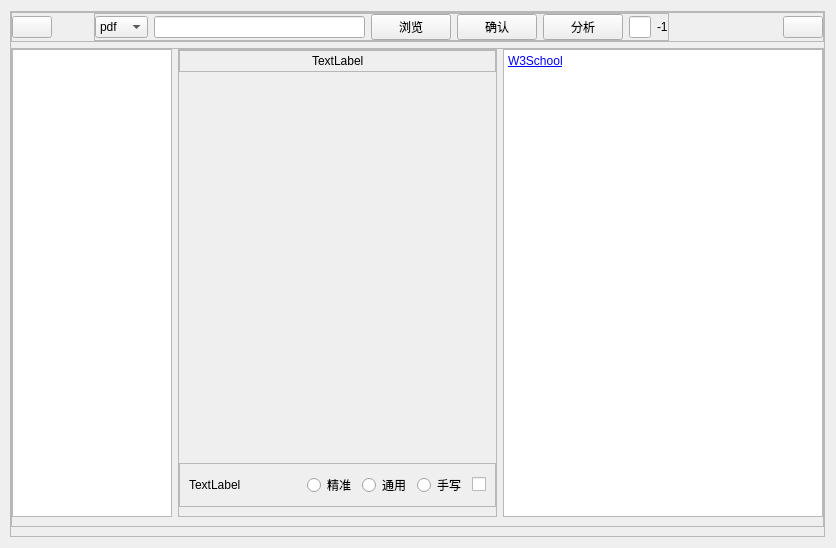
Qt form ui/pdfuinew.ui (fffoobibi/pyqt_ocr) before a commit.
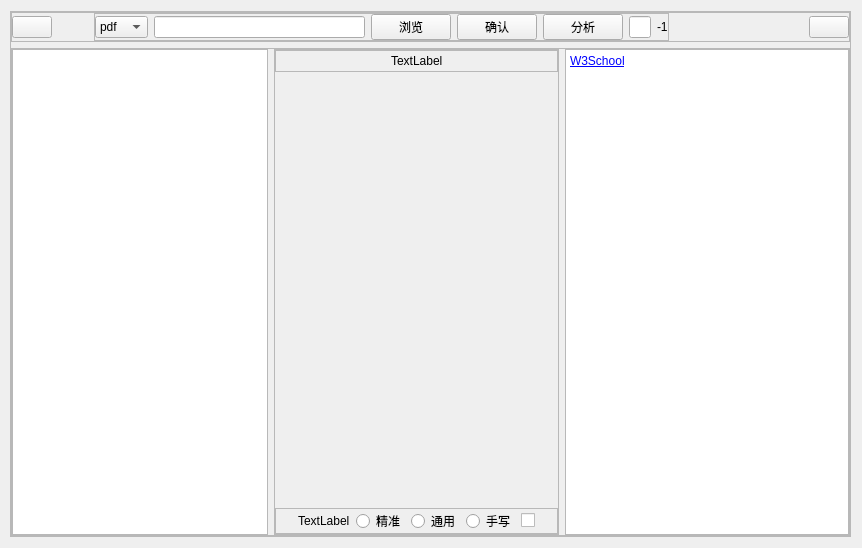
The same form after that commit. Icons and pictures are not drawn. Custom widgets are drawn as their Qt base class.

What changed in the file:
```diff
--- a/ui/pdfuinew.ui
+++ b/ui/pdfuinew.ui
@@ -6,7 +6,7 @@
    <rect>
     <x>0</x>
     <y>0</y>
-    <width>836</width>
+    <width>862</width>
     <height>548</height>
    </rect>
   </property>
@@ -39,6 +39,9 @@
       <property name="rightMargin">
        <number>0</number>
       </property>
+      <property name="bottomMargin">
+       <number>0</number>
+      </property>
       <item>
        <widget class="QFrame" name="frame_8">
         <property name="frameShape">
@@ -282,7 +285,7 @@
         <property name="frameShadow">
          <enum>QFrame::Raised</enum>
         </property>
-        <layout class="QHBoxLayout" name="horizontalLayout_2" stretch="1,2,2">
+        <layout class="QHBoxLayout" name="horizontalLayout_2" stretch="0,1,1">
          <property name="leftMargin">
           <number>0</number>
          </property>
@@ -292,6 +295,9 @@
          <property name="rightMargin">
           <number>0</number>
          </property>
+         <property name="bottomMargin">
+          <number>0</number>
+         </property>
          <item>
           <widget class="DragListWidget" name="listWidget">
            <property name="cursor" stdset="0">
@@ -329,6 +335,9 @@
             <property name="rightMargin">
              <number>0</number>
             </property>
+            <property name="bottomMargin">
+             <number>0</number>
+            </property>
             <item>
              <widget class="QFrame" name="frame">
               <property name="frameShape">
@@ -397,7 +406,7 @@
               <property name="sizeHint" stdset="0">
                <size>
                 <width>20</width>
-                <height>6000</height>
+                <height>3000</height>
                </size>
               </property>
              </spacer>
@@ -411,6 +420,28 @@
                <enum>QFrame::Raised</enum>
               </property>
               <layout class="QHBoxLayout" name="horizontalLayout_4">
+               <property name="leftMargin">
+                <number>10</number>
+               </property>
+               <property name="topMargin">
+                <number>0</number>
+               </property>
+               <property name="bottomMargin">
+                <number>0</number>
+               </property>
+               <item>
+                <spacer name="horizontalSpacer_5">
+                 <property name="orientation">
+                  <enum>Qt::Horizontal</enum>
+                 </property>
+                 <property name="sizeHint" stdset="0">
+                  <size>
+                   <width>2000</width>
+                   <height>20</height>
+                  </size>
+                 </property>
+                </spacer>
+               </item>
                <item>
                 <widget class="QLabel" name="filelabel">
                  <property name="text">
@@ -425,7 +456,7 @@
                  </property>
                  <property name="sizeHint" stdset="0">
                   <size>
-                   <width>5000</width>
+                   <width>1200</width>
                    <height>20</height>
                   </size>
                  </property>
@@ -459,9 +490,35 @@
                  </property>
                 </widget>
                </item>
+               <item>
+                <spacer name="horizontalSpacer_6">
+                 <property name="orientation">
+                  <enum>Qt::Horizontal</enum>
+                 </property>
+                 <property name="sizeHint" stdset="0">
+                  <size>
+                   <width>2000</width>
+                   <height>20</height>
+                  </size>
+                 </property>
+                </spacer>
+               </item>
               </layout>
              </widget>
             </item>
+            <item>
+             <spacer name="verticalSpacer_2">
+              <property name="orientation">
+               <enum>Qt::Vertical</enum>
+              </property>
+              <property name="sizeHint" stdset="0">
+               <size>
+                <width>20</width>
+                <height>2000</height>
+               </size>
+              </property>
+             </spacer>
+            </item>
            </layout>
           </widget>
          </item>
```
